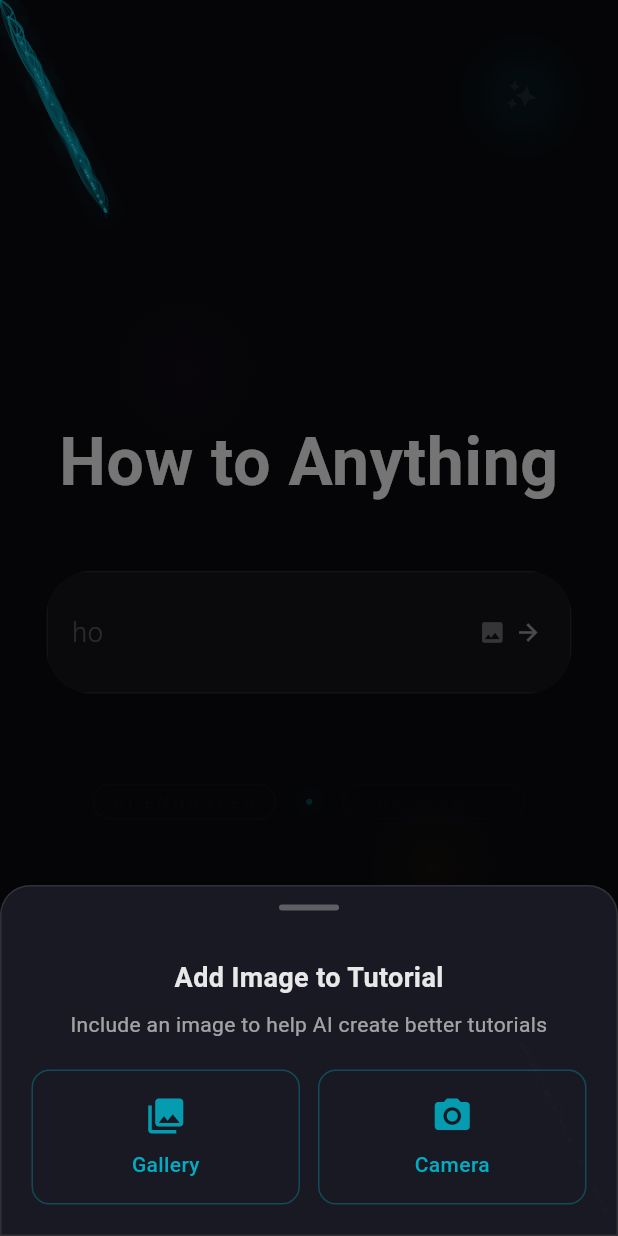
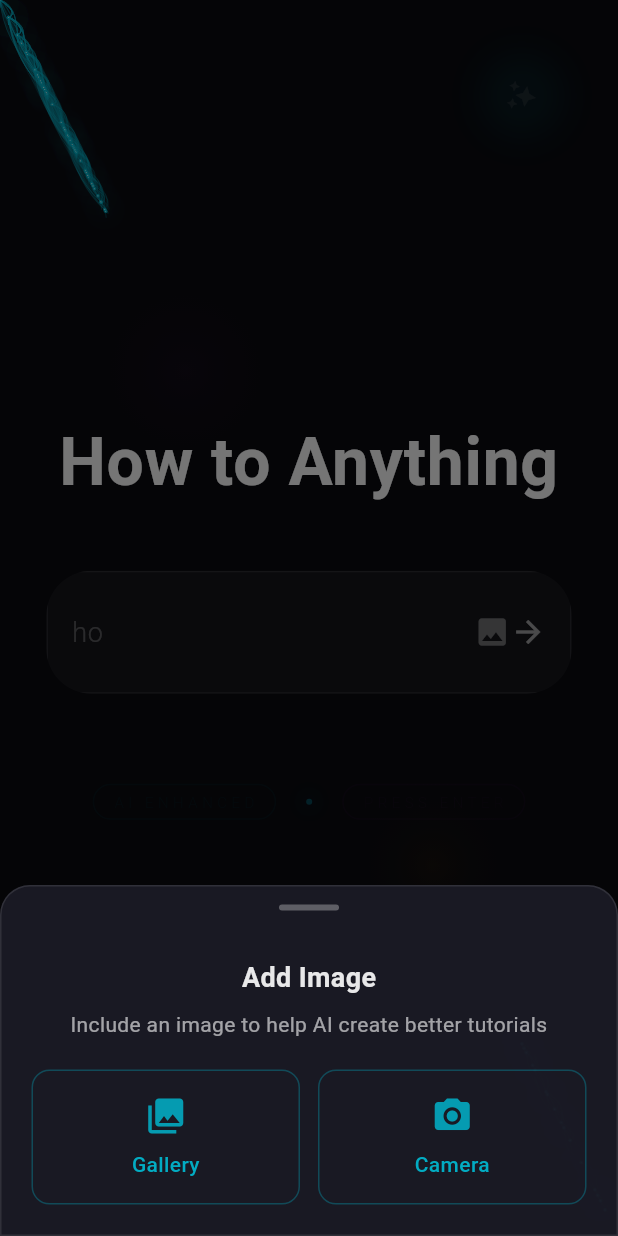
Before and after one commit to benjaminxzf/how_to_anything, a Flutter app: the screen it shows after launch, after a tap on the "image" icon, on a phone screen of 412 x 824 dp. Run offline on Flutter 3.47's test engine with Material 3 defaults, Android fonts, the light colour scheme and no system bars; our stand-ins replace audioplayers, card_swiper, firebase_core, flutter_dotenv, image_picker; accounts and stored records are empty; generated files the repository leaves out were written again.

Commit message:
UI adjustments

```diff
--- a/how_to_anything_flutter/lib/screens/home_screen.dart
+++ b/how_to_anything_flutter/lib/screens/home_screen.dart
@@ -45,6 +45,14 @@ class _HomeScreenState extends State<HomeScreen> with TickerProviderStateMixin {
     'how to unclog a sink',
     'how to brew perfect coffee',
     'how to write a resume',
+    'how to change a tire',
+    'how to cook scrambled eggs',
+    'how to tie a tie',
+    'how to fold a fitted sheet',
+    'how to jump start a car',
+    'how to plant a garden',
+    'how to iron a shirt',
+    'how to parallel park',
   ];
   String _displayedSuggestion = '';
   int _suggestionIndex = 0;
--- a/how_to_anything_flutter/lib/widgets/liquid_search_bar.dart
+++ b/how_to_anything_flutter/lib/widgets/liquid_search_bar.dart
@@ -183,7 +183,7 @@ class _LiquidSearchBarState extends State<LiquidSearchBar>
               child: Column(
                 children: [
                   Text(
-                    'Add Image to Tutorial',
+                    'Add Image',
                     style: TextStyle(
                       color: Colors.white.withOpacity(0.9),
                       fontSize: 18,
@@ -478,7 +478,7 @@ class _LiquidSearchBarState extends State<LiquidSearchBar>
                                     color: _selectedImageBytes != null
                                         ? Colors.cyan.withOpacity(0.8)
                                         : Colors.white.withOpacity(0.4),
-                                    size: 18,
+                                    size: 24,
                                   ),
                                   padding: EdgeInsets.zero,
                                   constraints: BoxConstraints(
@@ -499,7 +499,7 @@ class _LiquidSearchBarState extends State<LiquidSearchBar>
                                   icon: Icon(
                                     _isFocused ? Icons.search : Icons.arrow_forward,
                                     color: Colors.white.withOpacity(0.6),
-                                    size: 18,
+                                    size: 24,
                                   ),
                                   padding: EdgeInsets.zero,
                                   constraints: BoxConstraints(
```
